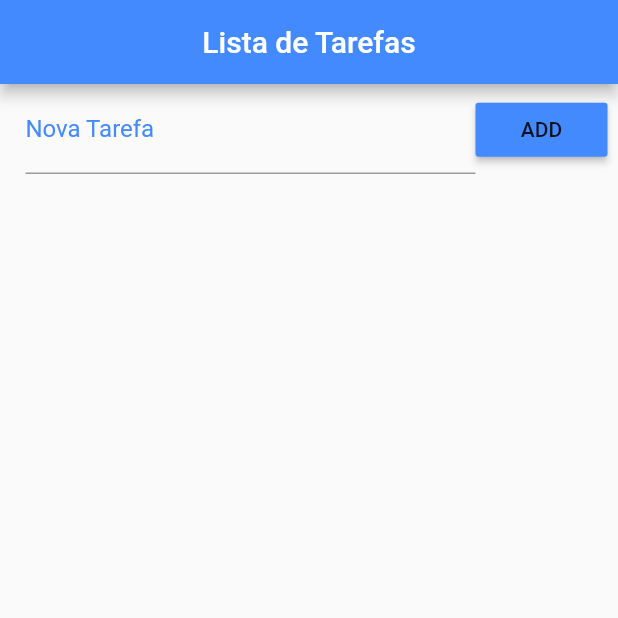
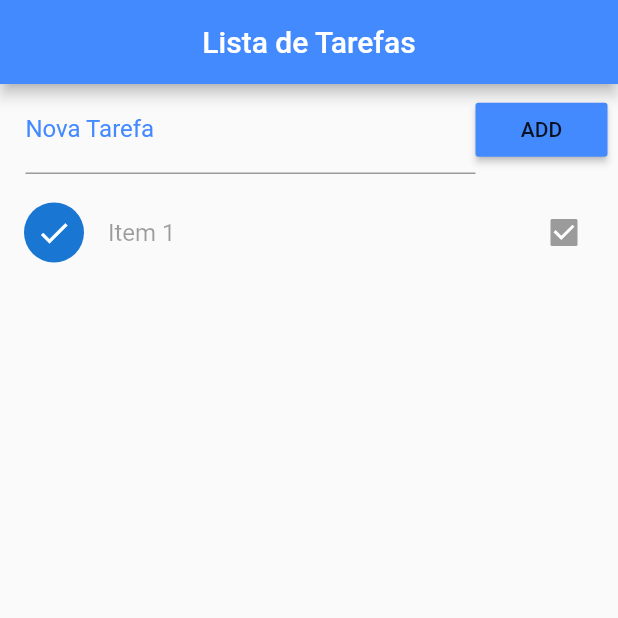
Before and after one commit to divinor07/task-list, a Flutter app: the screen it shows after launch, on a phone screen of 412 x 824 dp, the top half of it. Run offline on Flutter 3.47's test engine with Material 2 defaults, Android fonts, the phone set to English and light mode, and no system bars.

Commit message:
Creating the list

```diff
--- a/lib/main.dart
+++ b/lib/main.dart
@@ -17,7 +17,9 @@ class Home extends StatefulWidget {
 }
 
 class _HomeState extends State<Home> {
-  List _toDoList = [];
+  List _toDoList = [
+    {"title": "Item 1", "ok": true}
+  ];
 
   @override
   Widget build(BuildContext context) {
@@ -47,6 +49,22 @@ class _HomeState extends State<Home> {
                 )
               ],
             ),
+          ),
+          Expanded(
+            child: ListView.builder(
+              padding: EdgeInsets.only(top: 10.0),
+              itemCount: _toDoList.length,
+              itemBuilder: (context, index) {
+                return CheckboxListTile(
+                  title: Text(_toDoList[index]["title"]),
+                  value: _toDoList[index]["ok"],
+                  secondary: CircleAvatar(
+                    child: Icon(
+                        _toDoList[index]["ok"] ? Icons.check : Icons.error),
+                  ),
+                );
+              },
+            ),
           )
         ],
       ),
```
